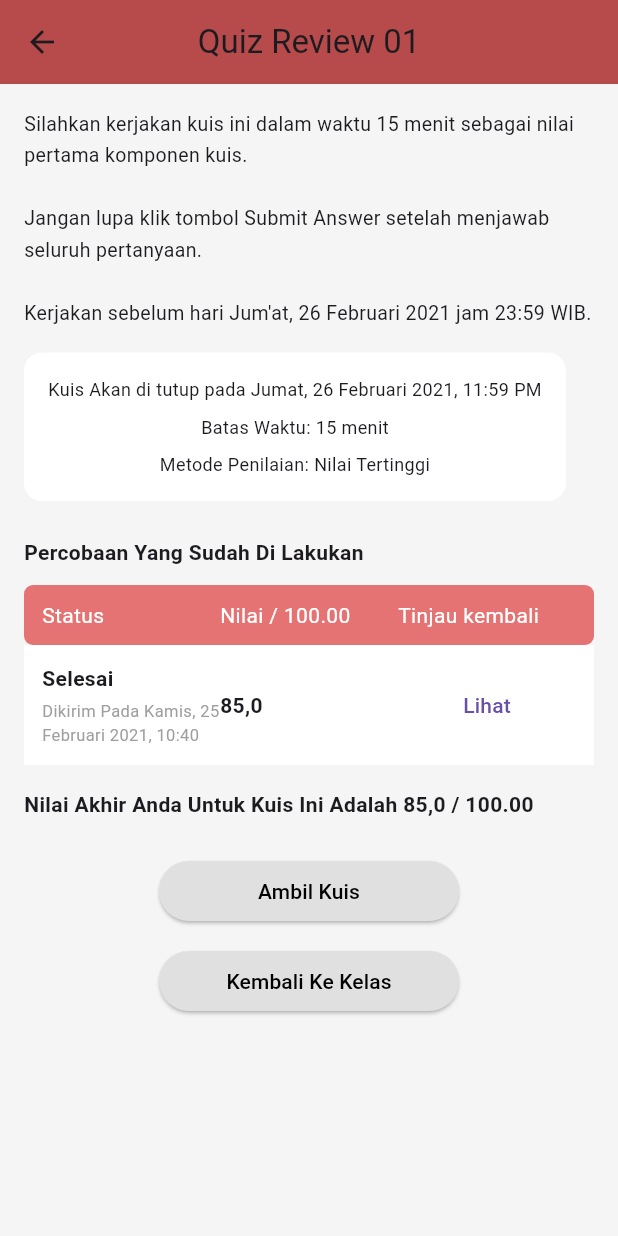
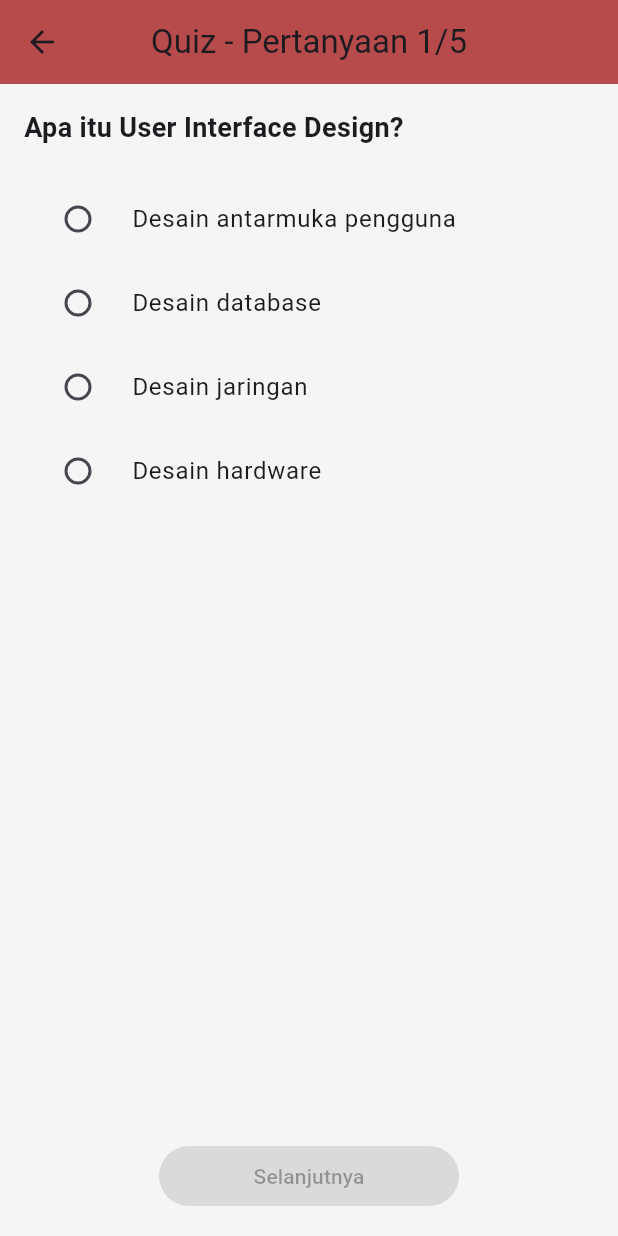
Before and after one commit to ekanurandin/Flutter-Project-Uas-Learning-Management-System, a Flutter app: the QuizDetailPage screen opened directly, after a tap on "Ambil Kuis", on a phone screen of 412 x 824 dp. Run offline on Flutter 3.47's test engine with Material 3 defaults, Android fonts, the phone set to English and light mode, and no system bars; our stand-ins replace google_fonts.

Commit message:
menambahkan quiz taking page pada quiz page untuk mengambil atau memulai quiz

```diff
--- a/lib/quiz_page.dart
+++ b/lib/quiz_page.dart
@@ -1,4 +1,5 @@
 import 'package:flutter/material.dart';
+import 'quiz_taking_page.dart';
 
 class QuizDetailPage extends StatelessWidget {
   const QuizDetailPage({super.key});
@@ -138,7 +139,12 @@ class QuizDetailPage extends StatelessWidget {
                       foregroundColor: Colors.black,
                       minimumSize: const Size(200, 40),
                     ),
-                    onPressed: () {},
+                    onPressed: () {
+                      Navigator.push(
+                        context,
+                        MaterialPageRoute(builder: (_) => const QuizTakingPage()),
+                      );
+                    },
                     child: const Text('Ambil Kuis'),
                   ),
                   const SizedBox(height: 12),
--- /dev/null
+++ b/lib/quiz_taking_page.dart
@@ -0,0 +1,129 @@
+import 'package:flutter/material.dart';
+
+class QuizTakingPage extends StatefulWidget {
+  const QuizTakingPage({super.key});
+
+  @override
+  State<QuizTakingPage> createState() => _QuizTakingPageState();
+}
+
+class _QuizTakingPageState extends State<QuizTakingPage> {
+  int currentQuestionIndex = 0;
+  List<String?> selectedAnswers = List.filled(5, null); // Assuming 5 questions
+
+  final List<Map<String, dynamic>> questions = [
+    {
+      'question': 'Apa itu User Interface Design?',
+      'options': ['Desain antarmuka pengguna', 'Desain database', 'Desain jaringan', 'Desain hardware'],
+      'correct': 0,
+    },
+    {
+      'question': 'Prinsip apa yang penting dalam UI Design?',
+      'options': ['Konsistensi', 'Kompleksitas', 'Ketidakpastian', 'Ketergantungan'],
+      'correct': 0,
+    },
+    {
+      'question': 'Apa fungsi dari feedback dalam interaksi?',
+      'options': ['Memberikan respons', 'Menyembunyikan informasi', 'Mengabaikan input', 'Menunda aksi'],
+      'correct': 0,
+    },
+    {
+      'question': 'Apa itu affordance?',
+      'options': ['Petunjuk visual untuk penggunaan', 'Harga produk', 'Waktu loading', 'Ukuran layar'],
+      'correct': 0,
+    },
+    {
+      'question': 'Mengapa konsistensi penting dalam UI?',
+      'options': ['Memudahkan pengguna belajar', 'Membuat aplikasi lambat', 'Menambah kompleksitas', 'Mengurangi fitur'],
+      'correct': 0,
+    },
+  ];
+
+  void nextQuestion() {
+    if (currentQuestionIndex < questions.length - 1) {
+      setState(() {
+        currentQuestionIndex++;
+      });
+    } else {
+      // Submit quiz
+      int score = 0;
+      for (int i = 0; i < questions.length; i++) {
+        if (selectedAnswers[i] != null && int.parse(selectedAnswers[i]!) == questions[i]['correct']) {
+          score++;
+        }
+      }
+      showDialog(
+        context: context,
+        builder: (context) => AlertDialog(
+          title: const Text('Quiz Selesai'),
+          content: Text('Skor Anda: $score / ${questions.length}'),
+          actions: [
+            TextButton(
+              onPressed: () {
+                Navigator.pop(context);
+                Navigator.pop(context); // Back to detail page
+              },
+              child: const Text('OK'),
+            ),
+          ],
+        ),
+      );
+    }
+  }
+
+  @override
+  Widget build(BuildContext context) {
+    final question = questions[currentQuestionIndex];
+
+    return Scaffold(
+      backgroundColor: Colors.grey.shade100,
+      appBar: AppBar(
+        backgroundColor: const Color(0xFFB74A4A),
+        leading: IconButton(
+          icon: const Icon(Icons.arrow_back),
+          onPressed: () => Navigator.pop(context),
+        ),
+        title: Text('Quiz - Pertanyaan ${currentQuestionIndex + 1}/${questions.length}'),
+        centerTitle: true,
+      ),
+      body: Padding(
+        padding: const EdgeInsets.all(16),
+        child: Column(
+          crossAxisAlignment: CrossAxisAlignment.start,
+          children: [
+            Text(
+              question['question'],
+              style: const TextStyle(fontSize: 18, fontWeight: FontWeight.bold),
+            ),
+            const SizedBox(height: 20),
+            ...List.generate(
+              question['options'].length,
+              (index) => RadioListTile<String>(
+                title: Text(question['options'][index]),
+                value: index.toString(),
+                groupValue: selectedAnswers[currentQuestionIndex],
+                onChanged: (value) {
+                  setState(() {
+                    selectedAnswers[currentQuestionIndex] = value;
+                  });
+                },
+              ),
+            ),
+            const Spacer(),
+            Center(
+              child: ElevatedButton(
+                style: ElevatedButton.styleFrom(
+                  backgroundColor: const Color(0xFFB74A4A),
+                  foregroundColor: Colors.white,
+                  minimumSize: const Size(200, 40),
+                ),
+                onPressed: selectedAnswers[currentQuestionIndex] != null ? nextQuestion : null,
+                child: Text(currentQuestionIndex < questions.length - 1 ? 'Selanjutnya' : 'Submit'),
+              ),
+            ),
+          ],
+        ),
+      ),
+    );
+  }
+}
```
